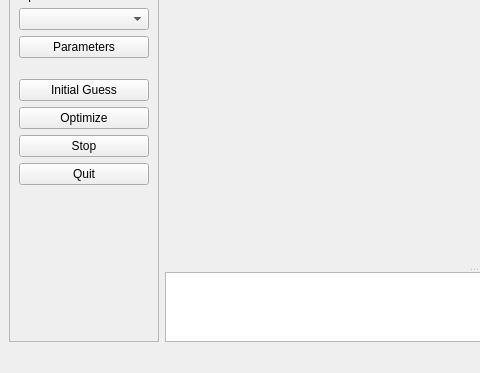
Qt form g2o/apps/g2o_viewer/base_main_window.ui (RainerKuemmerle/g2o) before a commit; both pictures show x 0 to 480 and y 227 to 600 of the 800 by 600 pixel window.
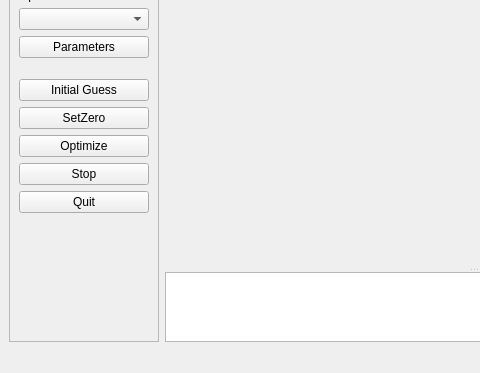
The same form after that commit. Custom widgets are drawn as their Qt base class.

Commit message: added setZero button that sets all vertices to the zero position for all vertices.

The edit to the form file:
```diff
--- a/g2o/apps/g2o_viewer/base_main_window.ui
+++ b/g2o/apps/g2o_viewer/base_main_window.ui
@@ -143,6 +143,13 @@
          </property>
         </widget>
        </item>
+       <item>
+        <widget class="QPushButton" name="btnSetZero">
+         <property name="text">
+          <string>SetZero</string>
+         </property>
+        </widget>
+       </item>
        <item>
         <widget class="QPushButton" name="btnOptimize">
          <property name="text">
```
Left out of the diff: 2 changed lines with no effect on the pictures. The commit also changes 6 other files.
